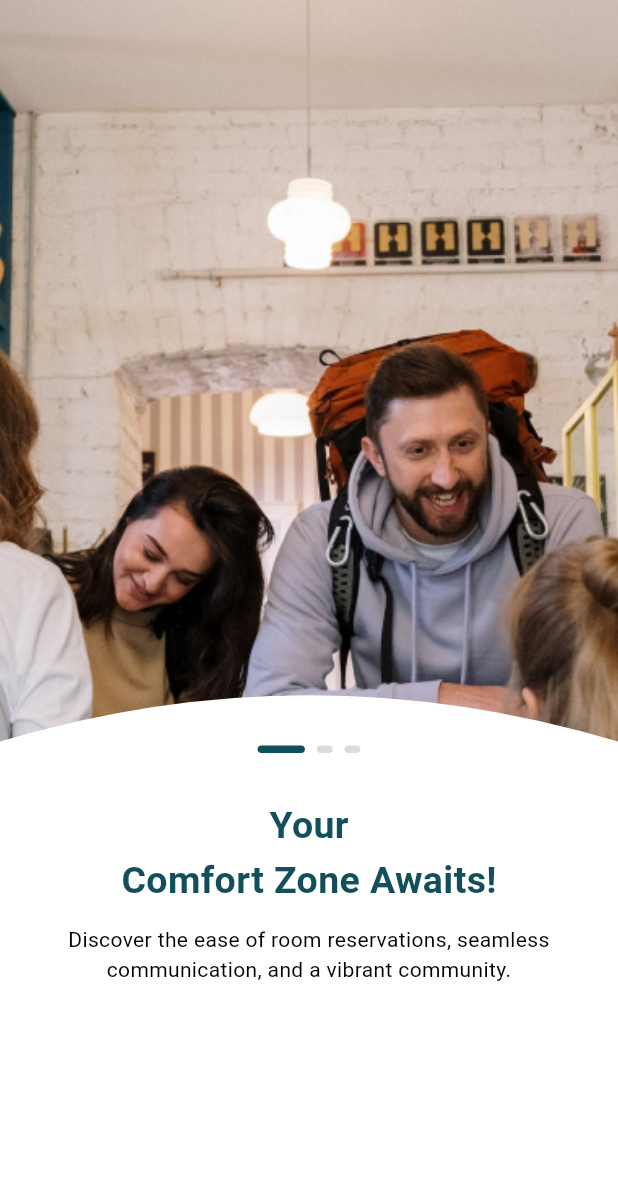
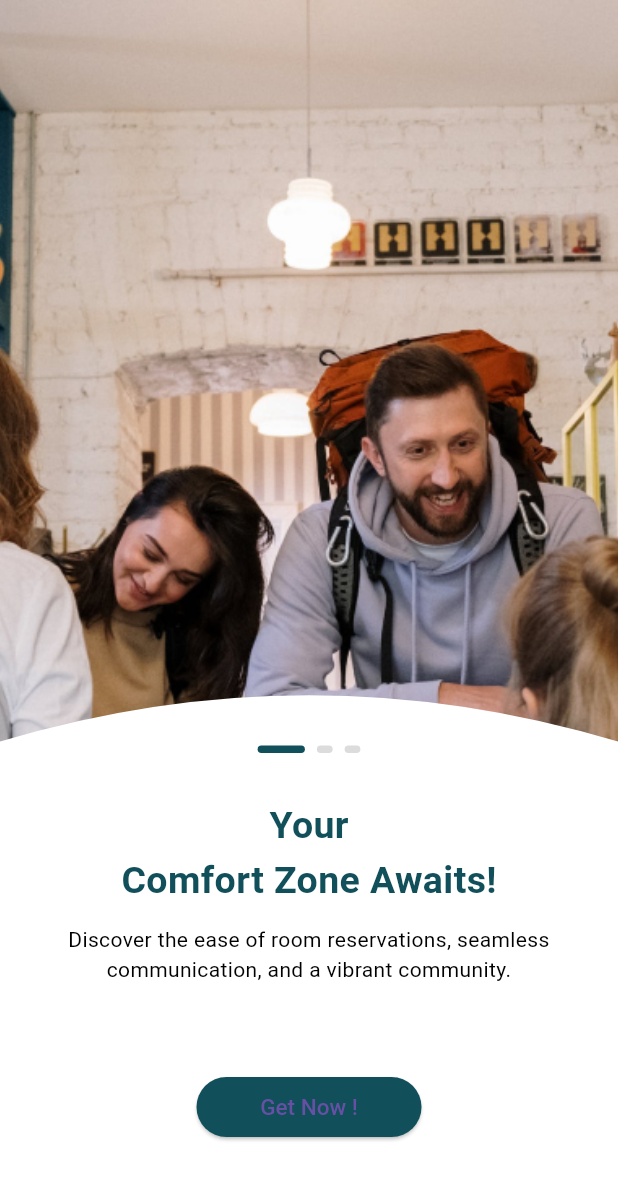
Before and after one commit to muhammed-aslam-pm/Hostel-Manager, a Flutter app: the screen it shows after launch, on a phone screen of 412 x 824 dp. Shown: the top 1180 px of the screen. Run offline on Flutter 3.47's test engine with Material 3 defaults, Android fonts, the phone set to English and light mode, and no system bars; drawn by our look-alikes of smooth_page_indicator.

Commit message:
onBoarding screen completed

```diff
--- /dev/null
+++ b/lib/controller/onBordingControllers/onboaring_controller.dart
@@ -0,0 +1,43 @@
+import 'package:flutter/material.dart';
+import 'package:hostel_management_app/utils/image_constants.dart';
+
+class OnBoardingController with ChangeNotifier {
+  PageController pageController = PageController();
+
+  List<Map> onBoardingScreens = [
+    {
+      "image": ImageConstants.onBoardingImage1,
+      "title1": "Your",
+      "title2": "Comfort Zone Awaits!",
+      "description":
+          "Discover the ease of room reservations, seamless communication, and a vibrant community."
+    },
+    {
+      "image": ImageConstants.onBoardingImage2,
+      "title1": "Elevate Your Hostel",
+      "title2": "Experience",
+      "description":
+          "Immerse yourself in a new era of hostel living. From intuitive bookings to community engagement, our hostel management system redefines convenience."
+    },
+    {
+      "image": ImageConstants.onBoardingImage3,
+      "title1": "Unlock a",
+      "title2": "World of Possibilities",
+      "description":
+          "Our hostel management system opens the gateway to seamless living, vibrant events, and lasting connections."
+    }
+  ];
+
+  String title1 = "Your";
+  String title2 = "Comfort Zone Awaits!";
+  String description =
+      "Discover the ease of room reservations, seamless communication, and a vibrant community.";
+
+  onPageChange({required int index}) {
+    title1 = onBoardingScreens[index]["title1"];
+    title2 = onBoardingScreens[index]["title2"];
+    description = onBoardingScreens[index]["description"];
+
+    notifyListeners();
+  }
+}
--- a/lib/main.dart
+++ b/lib/main.dart
@@ -1,5 +1,7 @@
 import 'package:flutter/material.dart';
+import 'package:hostel_management_app/controller/onBordingControllers/onboaring_controller.dart';
 import 'package:hostel_management_app/view/onboarding_screen/onboarding_screen.dart';
+import 'package:provider/provider.dart';
 
 void main() {
   runApp(MyApp());
@@ -10,9 +12,16 @@ class MyApp extends StatelessWidget {
 
   @override
   Widget build(BuildContext context) {
-    return MaterialApp(
-      debugShowCheckedModeBanner: false,
-      home: OnBoardingScreen(),
+    return MultiProvider(
+      providers: [
+        ChangeNotifierProvider(
+          create: (context) => OnBoardingController(),
+        )
+      ],
+      child: MaterialApp(
+        debugShowCheckedModeBanner: false,
+        home: OnBoardingScreen(),
+      ),
     );
   }
 }
--- a/lib/utils/text_style_constatnts.dart
+++ b/lib/utils/text_style_constatnts.dart
@@ -11,4 +11,9 @@ class TextStyleConstants {
       fontSize: 14,
       color: ColorConstants.primaryBlackColor,
       fontWeight: FontWeight.w400);
+
+  static TextStyle onBoardButtonText = TextStyle(
+      fontSize: 15,
+      color: ColorConstants.primaryWhiteColor,
+      fontWeight: FontWeight.w500);
 }
--- a/lib/view/onboarding_screen/onboarding_screen.dart
+++ b/lib/view/onboarding_screen/onboarding_screen.dart
@@ -1,8 +1,9 @@
 import 'package:flutter/material.dart';
 import 'package:hostel_management_app/controller/onBordingControllers/custom_clipper.dart';
+import 'package:hostel_management_app/controller/onBordingControllers/onboaring_controller.dart';
 import 'package:hostel_management_app/utils/color_constants.dart';
-import 'package:hostel_management_app/utils/image_constants.dart';
 import 'package:hostel_management_app/utils/text_style_constatnts.dart';
+import 'package:provider/provider.dart';
 import 'package:smooth_page_indicator/smooth_page_indicator.dart';
 
 class OnBoardingScreen extends StatefulWidget {
@@ -13,20 +14,15 @@ class OnBoardingScreen extends StatefulWidget {
 }
 
 class _OnBoardingScreenState extends State<OnBoardingScreen> {
-  final pageController = PageController();
-  @override
-  void dispose() {
-    pageController.dispose();
-    // TODO: implement dispose
-    super.dispose();
-  }
   @override
   Widget build(BuildContext context) {
+    OnBoardingController onBoardingController =
+        Provider.of<OnBoardingController>(context);
     return Scaffold(
       body: Container(
         height: MediaQuery.sizeOf(context).height,
         width: MediaQuery.sizeOf(context).width,
-        color: Colors.amber,
+        color: ColorConstants.primaryWhiteColor,
         child: Stack(
           children: [
             Positioned(
@@ -35,21 +31,19 @@ class _OnBoardingScreenState extends State<OnBoardingScreen> {
                 width: MediaQuery.sizeOf(context).width,
                 height: MediaQuery.sizeOf(context).height * 2 / 3,
                 child: PageView(
-                  controller: pageController,
-                  children: [
-                    Image.asset(
-                      ImageConstants.onBoardingImage1,
+                  onPageChanged: (value) {
+                    Provider.of<OnBoardingController>(context, listen: false)
+                        .onPageChange(index: value);
+                  },
+                  padEnds: true,
+                  controller: onBoardingController.pageController,
+                  children: List.generate(
+                    onBoardingController.onBoardingScreens.length,
+                    (index) => Image.asset(
+                      onBoardingController.onBoardingScreens[index]['image'],
                       fit: BoxFit.cover,
                     ),
-                    Image.asset(
-                      ImageConstants.onBoardingImage2,
-                      fit: BoxFit.cover,
                   ),
-                    Image.asset(
-                      ImageConstants.onBoardingImage3,
-                      fit: BoxFit.cover,
-                    )
-                  ],
                 ),
               ),
             ),
@@ -67,7 +61,7 @@ class _OnBoardingScreenState extends State<OnBoardingScreen> {
                       height: 55,
                     ),
                     SmoothPageIndicator(
-                      controller: pageController,
+                      controller: onBoardingController.pageController,
                       count: 3,
                       effect: ExpandingDotsEffect(
                         activeDotColor: ColorConstants.primaryColor,
@@ -82,28 +76,22 @@ class _OnBoardingScreenState extends State<OnBoardingScreen> {
                     Container(
                       width: MediaQuery.sizeOf(context).width * 80 / 100,
                       height: 150,
-                      child: PageView(
-                        controller: pageController,
-                        children: [
-                          Column(
+                      child: Column(
                         children: [
                           SizedBox(
-                                width:
-                                    MediaQuery.sizeOf(context).width * 65 / 100,
-                                height: MediaQuery.sizeOf(context).height *
-                                    9.04 /
-                                    100,
+                            width: MediaQuery.sizeOf(context).width * 65 / 100,
+                            height:
+                                MediaQuery.sizeOf(context).height * 9.04 / 100,
                             child: Column(
-                                  mainAxisAlignment:
-                                      MainAxisAlignment.spaceEvenly,
+                              mainAxisAlignment: MainAxisAlignment.spaceEvenly,
                               crossAxisAlignment: CrossAxisAlignment.center,
                               children: [
                                 Text(
-                                      "Your",
+                                  onBoardingController.title1,
                                   style: TextStyleConstants.onboardText1,
                                 ),
                                 Text(
-                                      "Comfort Zone Awaits!",
+                                  onBoardingController.title2,
                                   style: TextStyleConstants.onboardText1,
                                 )
                               ],
@@ -114,17 +102,30 @@ class _OnBoardingScreenState extends State<OnBoardingScreen> {
                           ),
                           SizedBox(
                             child: Text(
-                                  "Discover the ease of room reservations, seamless communication, and a vibrant community.",
+                              onBoardingController.description,
                               style: TextStyleConstants.onboardText2,
                               textAlign: TextAlign.center,
                             ),
                           )
                         ],
                       ),
-                          Text("2")
-                        ],
                     ),
-                    )
+                    Expanded(
+                        child: Center(
+                      child: SizedBox(
+                        height: 40,
+                        width: 150,
+                        child: ElevatedButton(
+                          onPressed: () {},
+                          child: Text("Get Now !"),
+                          style: ButtonStyle(
+                              backgroundColor: MaterialStatePropertyAll(
+                                  ColorConstants.primaryColor),
+                              textStyle: MaterialStatePropertyAll(
+                                  TextStyleConstants.onBoardButtonText)),
+                        ),
+                      ),
+                    ))
                   ]),
                 ),
               ),
--- a/pubspec.yaml
+++ b/pubspec.yaml
@@ -36,6 +36,7 @@ dependencies:
   # Use with the CupertinoIcons class for iOS style icons.
   cupertino_icons: ^1.0.2
   smooth_page_indicator: ^1.1.0
+  provider: ^6.1.1
 
 dev_dependencies:
   flutter_test:
```
Also changed, not shown: pubspec.lock. Lines whose indentation alone changed are shown as unchanged.
